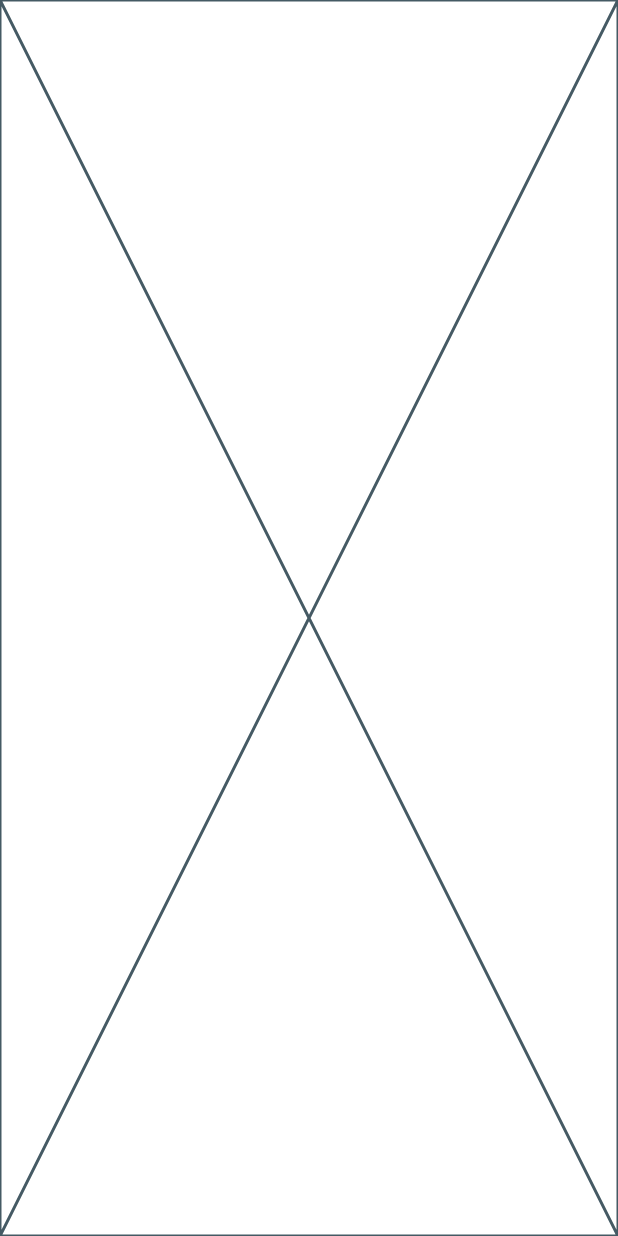
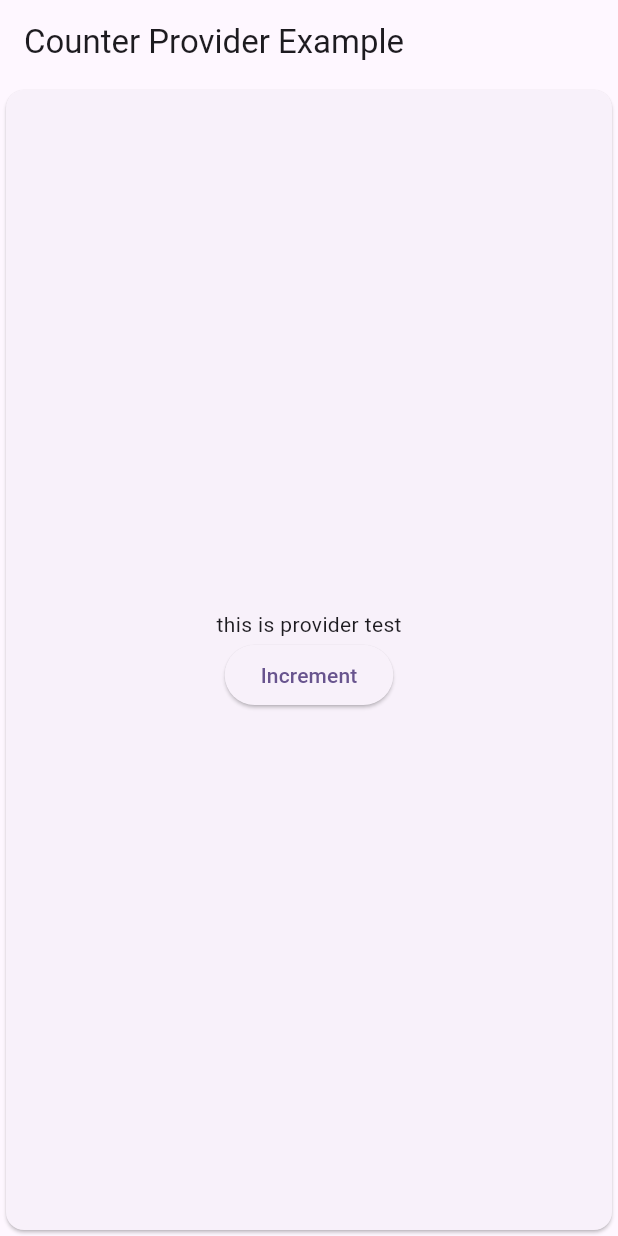
Before and after one commit to Yishak27/Flutter-provider, a Flutter app: the screen it shows after launch, on a phone screen of 412 x 824 dp. Run offline on Flutter 3.47's test engine with Material 3 defaults, Android fonts, the phone set to English and light mode, and no system bars.

Commit message:
adding provider for counter

```diff
--- a/lib/main.dart
+++ b/lib/main.dart
@@ -1,7 +1,14 @@
 import 'package:flutter/material.dart';
+import 'package:flutterProvider/providers/CounterModel.dart';
+import 'package:provider/provider.dart';
 
 void main() {
-  runApp(const MyApp());
+  runApp(
+    ChangeNotifierProvider(
+      create: (BuildContext context) => Countermodel(),
+      child: const MyApp(),
+    ),
+  );
 }
 
 class MyApp extends StatelessWidget {
@@ -29,6 +36,32 @@ class CounterProviderWidget extends StatefulWidget {
 class _CounterProviderWidgetState extends State<CounterProviderWidget> {
   @override
   Widget build(BuildContext context) {
-    return const Placeholder();
+    return Scaffold(
+      appBar: AppBar(title: Text('Counter Provider Example')),
+      body: Card(
+        child: Center(
+          child: Column(
+            mainAxisAlignment: MainAxisAlignment.center,
+            children: [
+              const Text("this is provider test"),
+              ElevatedButton(
+                onPressed: () {
+                  AlertDialog(
+                    actions: [
+                      TextButton(onPressed: () {}, child: Text("Cancel")),
+                    ],
+                    title: Text('Increment Counter'),
+                    content: Text(
+                      'Are you sure you want to increment the counter?',
+                    ),
+                  );
+                },
+                child: Text("Increment"),
+              ),
+            ],
+          ),
+        ),
+      ),
+    );
   }
 }
--- /dev/null
+++ b/lib/providers/CounterModel.dart
@@ -0,0 +1,10 @@
+import 'package:flutter/widgets.dart';
+
+class Countermodel extends ChangeNotifier {
+  int _localCounter = 0;
+  int get counter => _localCounter;
+  void increment() {
+    _localCounter++;
+    notifyListeners();
+  }
+}
```
